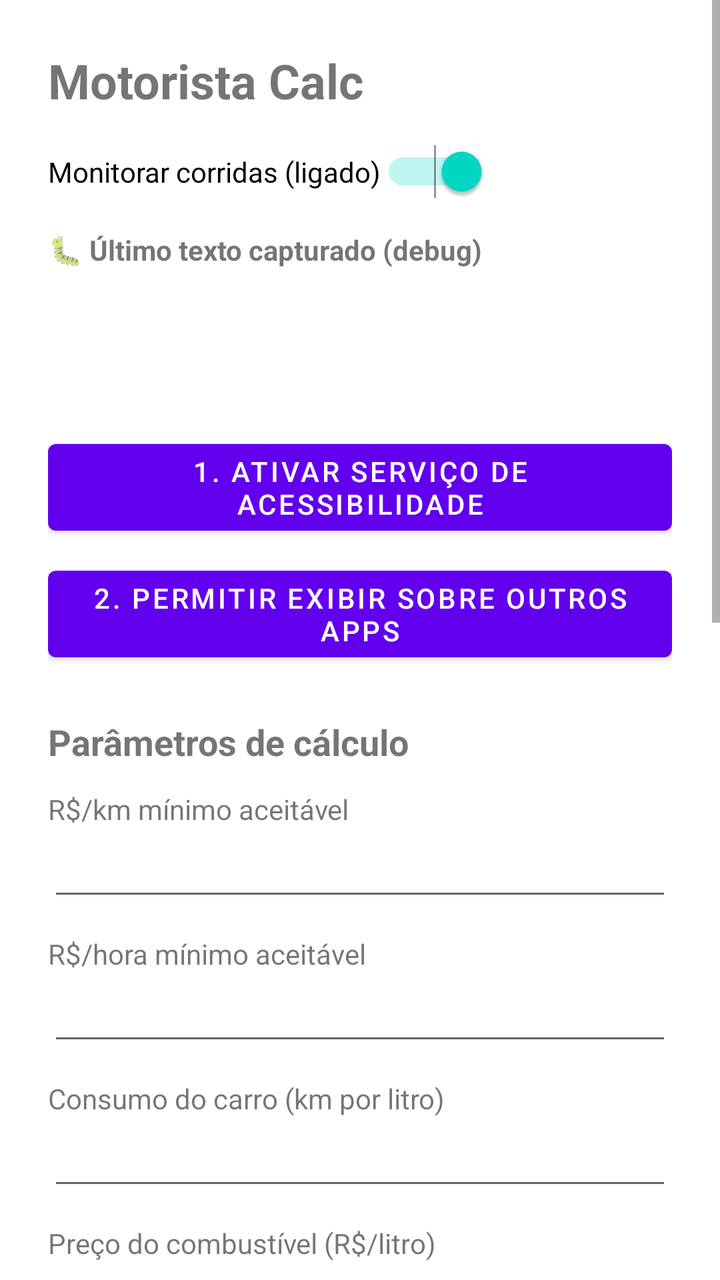
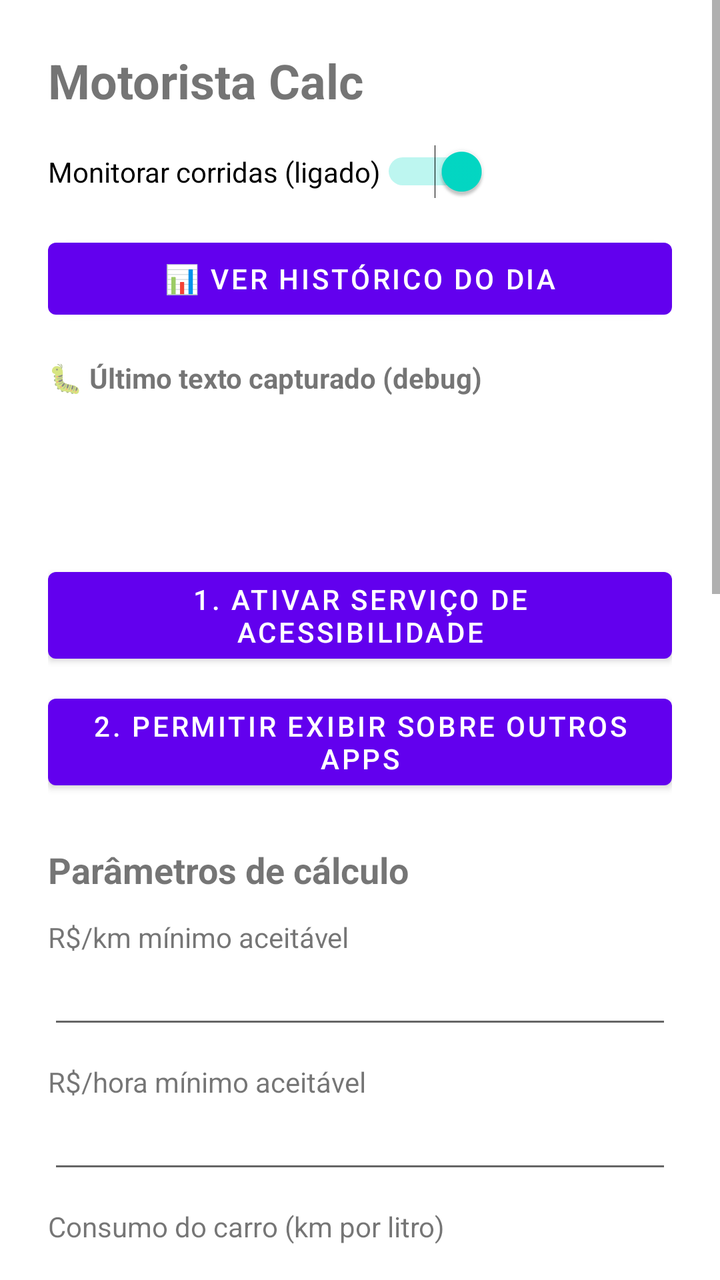

Compare the two renders of this Android layout. The source of the first and the diff that turns it into the second are given below.
<!-- AndroidManifest.xml: application theme Theme.MaterialComponents.DayNight.NoActionBar -->
<!-- res/layout/activity_main.xml -->
<?xml version="1.0" encoding="utf-8"?>
<ScrollView xmlns:android="http://schemas.android.com/apk/res/android"
    android:layout_width="match_parent"
    android:layout_height="match_parent">

    <LinearLayout
        android:layout_width="match_parent"
        android:layout_height="wrap_content"
        android:orientation="vertical"
        android:padding="24dp">

        <TextView
            android:layout_width="wrap_content"
            android:layout_height="wrap_content"
            android:text="Motorista Calc"
            android:textSize="24sp"
            android:textStyle="bold"
            android:layout_marginBottom="16dp" />

        <Switch
            android:id="@+id/switchAtivo"
            android:layout_width="wrap_content"
            android:layout_height="wrap_content"
            android:layout_marginBottom="16dp"
            android:text="Monitorar corridas (ligado)"
            android:checked="true" />
        
        <TextView
            android:layout_width="wrap_content"
            android:layout_height="wrap_content"
            android:text="🐛 Último texto capturado (debug)"
            android:textStyle="bold" />

        <TextView
            android:id="@+id/txtDebug"
            android:layout_width="match_parent"
            android:layout_height="wrap_content"
            android:layout_marginTop="8dp"
            android:layout_marginBottom="24dp"
            android:textIsSelectable="true"
            android:fontFamily="monospace"
            android:textSize="11sp" />

        <TextView
            android:id="@+id/txtStatus"
            android:layout_width="match_parent"
            android:layout_height="wrap_content"
            android:layout_marginBottom="16dp" />

        <Button
            android:id="@+id/btnAtivarAcessibilidade"
            android:layout_width="match_parent"
            android:layout_height="wrap_content"
            android:text="1. Ativar serviço de acessibilidade" />

        <Button
            android:id="@+id/btnPermitirOverlay"
            android:layout_width="match_parent"
            android:layout_height="wrap_content"
            android:layout_marginTop="8dp"
            android:text="2. Permitir exibir sobre outros apps" />

        <TextView
            android:layout_width="wrap_content"
            android:layout_height="wrap_content"
            android:layout_marginTop="24dp"
            android:text="Parâmetros de cálculo"
            android:textSize="18sp"
            android:textStyle="bold" />

        <TextView
            android:layout_width="wrap_content"
            android:layout_height="wrap_content"
            android:layout_marginTop="12dp"
            android:text="R$/km mínimo aceitável" />
        <EditText
            android:id="@+id/edtMinKm"
            android:layout_width="match_parent"
            android:layout_height="wrap_content"
            android:inputType="numberDecimal" />

        <TextView
            android:layout_width="wrap_content"
            android:layout_height="wrap_content"
            android:layout_marginTop="12dp"
            android:text="R$/hora mínimo aceitável" />
        <EditText
            android:id="@+id/edtMinHora"
            android:layout_width="match_parent"
            android:layout_height="wrap_content"
            android:inputType="numberDecimal" />

        <TextView
            android:layout_width="wrap_content"
            android:layout_height="wrap_content"
            android:layout_marginTop="12dp"
            android:text="Consumo do carro (km por litro)" />
        <EditText
            android:id="@+id/edtConsumo"
            android:layout_width="match_parent"
            android:layout_height="wrap_content"
            android:inputType="numberDecimal" />

        <TextView
            android:layout_width="wrap_content"
            android:layout_height="wrap_content"
            android:layout_marginTop="12dp"
            android:text="Preço do combustível (R$/litro)" />
        <EditText
            android:id="@+id/edtPrecoCombustivel"
            android:layout_width="match_parent"
            android:layout_height="wrap_content"
            android:inputType="numberDecimal" />

        <TextView
            android:layout_width="wrap_content"
            android:layout_height="wrap_content"
            android:layout_marginTop="24dp"
            android:text="Custos fixos mensais"
            android:textSize="18sp"
            android:textStyle="bold" />

        <TextView
            android:layout_width="wrap_content"
            android:layout_height="wrap_content"
            android:layout_marginTop="12dp"
            android:text="Financiamento do carro (R$/mês)" />
        <EditText
            android:id="@+id/edtFinanciamento"
            android:layout_width="match_parent"
            android:layout_height="wrap_content"
            android:inputType="numberDecimal" />

        <TextView
            android:layout_width="wrap_content"
            android:layout_height="wrap_content"
            android:layout_marginTop="12dp"
            android:text="Seguro do carro (R$/mês)" />
        <EditText
            android:id="@+id/edtSeguro"
            android:layout_width="match_parent"
            android:layout_height="wrap_content"
            android:inputType="numberDecimal" />

        <TextView
            android:layout_width="wrap_content"
            android:layout_height="wrap_content"
            android:layout_marginTop="12dp"
            android:text="IPVA (R$/ano)" />
        <EditText
            android:id="@+id/edtIpva"
            android:layout_width="match_parent"
            android:layout_height="wrap_content"
            android:inputType="numberDecimal" />

        <TextView
            android:layout_width="wrap_content"
            android:layout_height="wrap_content"
            android:layout_marginTop="12dp"
            android:text="Licenciamento (R$/ano)" />
        <EditText
            android:id="@+id/edtLicenciamento"
            android:layout_width="match_parent"
            android:layout_height="wrap_content"
            android:inputType="numberDecimal" />

        <TextView
            android:layout_width="wrap_content"
            android:layout_height="wrap_content"
            android:layout_marginTop="12dp"
            android:text="Manutenção programada (R$/mês)" />
        <EditText
            android:id="@+id/edtManutencao"
            android:layout_width="match_parent"
            android:layout_height="wrap_content"
            android:inputType="numberDecimal" />

        <TextView
            android:layout_width="wrap_content"
            android:layout_height="wrap_content"
            android:layout_marginTop="12dp"
            android:text="Suas contas pessoais (R$/mês)" />
        <EditText
            android:id="@+id/edtContasPessoais"
            android:layout_width="match_parent"
            android:layout_height="wrap_content"
            android:inputType="numberDecimal" />

        <TextView
            android:layout_width="wrap_content"
            android:layout_height="wrap_content"
            android:layout_marginTop="12dp"
            android:text="Quantos km você roda por mês (em média)" />
        <EditText
            android:id="@+id/edtKmMes"
            android:layout_width="match_parent"
            android:layout_height="wrap_content"
            android:inputType="numberDecimal" />

        <Button
            android:id="@+id/btnSalvar"
            android:layout_width="match_parent"
            android:layout_height="wrap_content"
            android:layout_marginTop="16dp"
            android:text="Salvar configurações" />

    </LinearLayout>
</ScrollView>
<!-- resources referenced by this layout -->
<resources>

</resources>

<!-- the commit's change to res/layout/activity_main.xml (unified diff, before → after) -->
@@ -24,6 +24,13 @@
             android:layout_marginBottom="16dp"
             android:text="Monitorar corridas (ligado)"
             android:checked="true" />
+
+        <Button
+            android:id="@+id/btnHistorico"
+            android:layout_width="match_parent"
+            android:layout_height="wrap_content"
+            android:layout_marginBottom="16dp"
+            android:text="📊 Ver histórico do dia" />
         
         <TextView
             android:layout_width="wrap_content"
